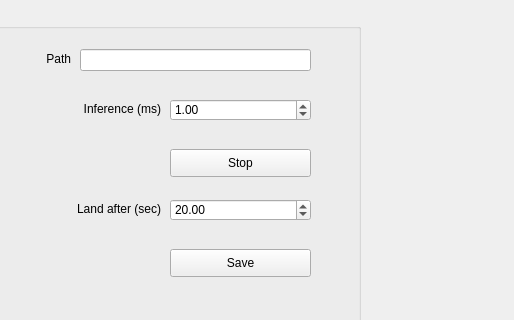
The window that src/cfclient/ui/tabs/neuralTab.ui (dstuemk/crazyflie-clients-python) describes before a commit, drawn with Qt 5; both pictures show x 280 to 794 and y 251 to 571 of the 794 by 695 pixel window.
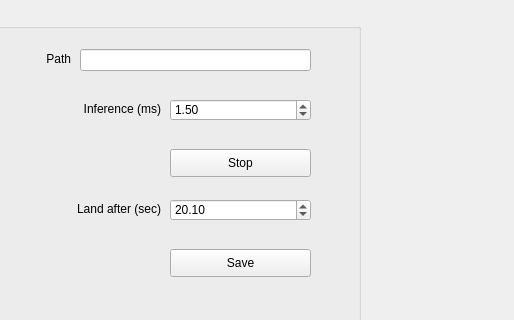
The same window after the commit.

Commit message: Set default parameters for UI elements

What changed in the file:
```diff
--- a/src/cfclient/ui/tabs/neuralTab.ui
+++ b/src/cfclient/ui/tabs/neuralTab.ui
@@ -235,7 +235,7 @@
      <double>0.050000000000000</double>
     </property>
     <property name="value">
-     <double>1.000000000000000</double>
+     <double>1.500000000000000</double>
     </property>
    </widget>
    <widget class="QLabel" name="label_3">
@@ -292,7 +292,7 @@
      <double>1.000000000000000</double>
     </property>
     <property name="value">
-     <double>20.000000000000000</double>
+     <double>20.100000000000001</double>
     </property>
    </widget>
    <widget class="QLabel" name="label_4">
```
Left out of the diff: 2 changed lines with no effect on the pictures. The commit also changes 2 other files.
